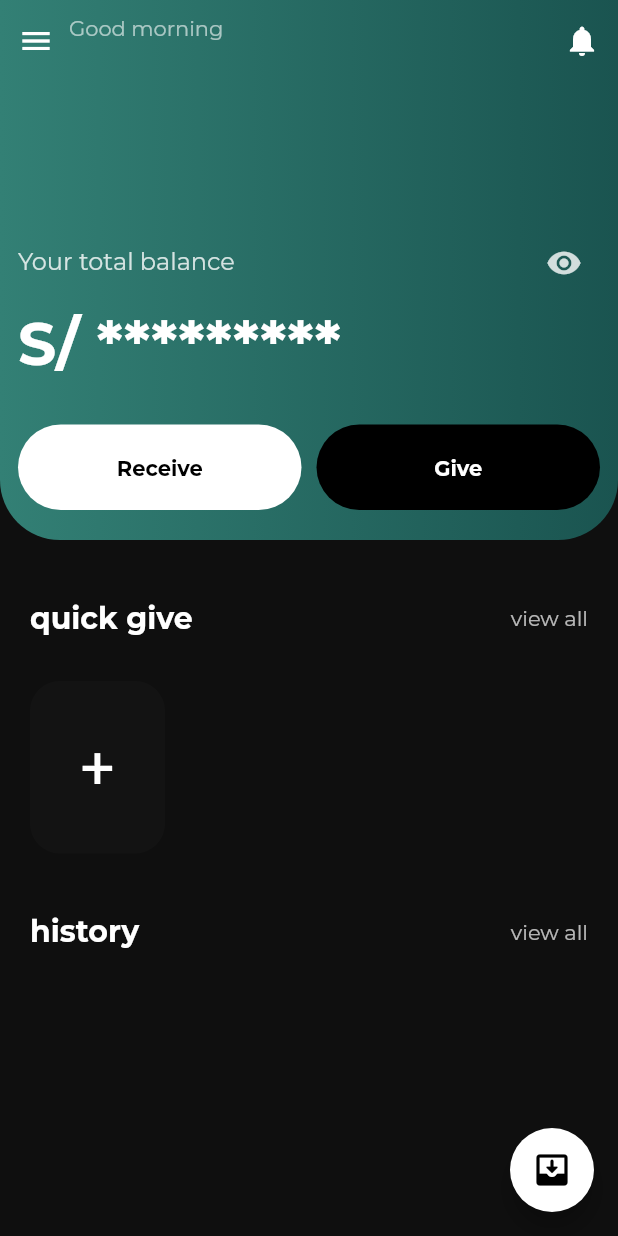
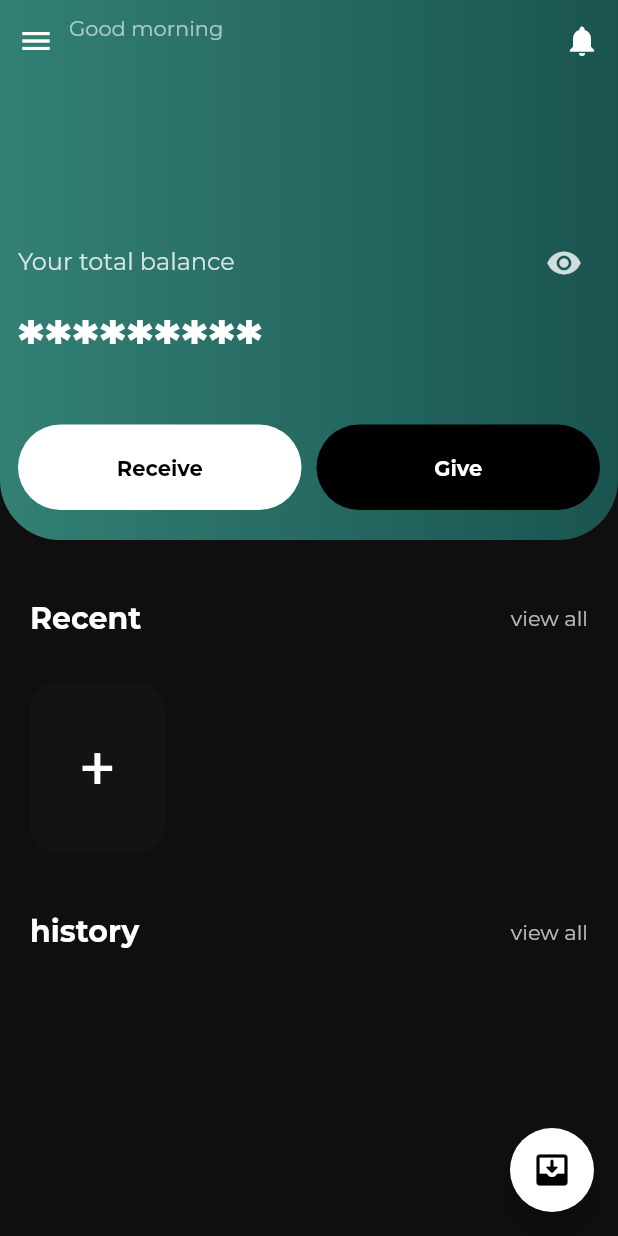
Before and after one commit to bzapata95/moloplay, a Flutter app: the Dashboard screen opened by its route, after a tap on the "visibility off" icon, on a phone screen of 412 x 824 dp. Run offline on Flutter 3.47's test engine with Material 2 defaults, Android fonts, the phone set to English and light mode, and no system bars; our stand-ins replace bloc, equatable, flutter_bloc, flutter_native_splash, shared_preferences, slide_to_act and 1 more; missing offline and left inert: onscreen_num_keyboard; accounts and stored records are empty.

Commit message:
changes in list person

```diff
--- a/lib/blocs/business/business_bloc.dart
+++ b/lib/blocs/business/business_bloc.dart
@@ -1,9 +1,12 @@
 import 'package:bloc/bloc.dart';
 import 'package:equatable/equatable.dart';
+import 'package:intl/intl.dart';
 import 'package:molopay/helpers/sql_helpers.dart';
 import 'package:molopay/models/person.dart';
 import 'package:molopay/models/transaction.dart';
 import 'package:shared_preferences/shared_preferences.dart';
+
+import '../../utils/formatted_currency.dart';
 
 part 'business_event.dart';
 part 'business_state.dart';
@@ -67,7 +70,7 @@ class BusinessBloc extends Bloc<BusinessEvent, BusinessState> {
   }
 
   Future<void> loadTransactions() async {
-    final transactions = await SQLHelper.getTransactions();
+    final transactions = await SQLHelper.getTransactions(limit: 8);
     final formattedTransactions = transactions
         .map((e) => Transaction(
               amount: double.parse(e['amount'].toString()),
@@ -83,7 +86,8 @@ class BusinessBloc extends Bloc<BusinessEvent, BusinessState> {
 
   Future<void> loadTotalBalance() async {
     final totalBalance = await SQLHelper.sumTotalBalance();
-    add(OnLoadTotalBalanceEvent(totalBalance));
+    String formattedAmount = formattedCurrency(double.parse(totalBalance));
+    add(OnLoadTotalBalanceEvent(formattedAmount));
   }
 
   _onAddPersons(OnAddPersonEvent event, Emitter<BusinessState> emit) async {
--- a/lib/helpers/sql_helpers.dart
+++ b/lib/helpers/sql_helpers.dart
@@ -29,7 +29,7 @@ class SQLHelper {
   }
 
   static Future<sql.Database> db() async {
-    return sql.openDatabase('moloplay.db', version: 2,
+    return sql.openDatabase('moloplay.db', version: 3,
         onCreate: (sql.Database database, int versions) async {
       await createTables(database);
     });
@@ -85,6 +85,7 @@ class SQLHelper {
       'type': type == TypeTransaction.give ? 'GIVE' : 'RECEIVE',
       'amount': amount,
       'description': description,
+      'createAt': DateTime.now().microsecondsSinceEpoch,
     };
     final id = await db.insert(
       'transactions',
@@ -116,10 +117,11 @@ class SQLHelper {
         : 0.toStringAsFixed(2);
   }
 
-  static Future<List<Map<String, dynamic>>> getTransactions() async {
+  static Future<List<Map<String, dynamic>>> getTransactions(
+      {int limit = 15}) async {
     final db = await SQLHelper.db();
     final result = await db.rawQuery(
-        'SELECT *  FROM transactions  INNER JOIN persons ON transactions.personId = persons.id ORDER BY createAt DESC LIMIT 15');
+        'SELECT *  FROM transactions  INNER JOIN persons ON transactions.personId = persons.id ORDER BY createAt DESC LIMIT $limit');
     return result;
   }
 }
--- a/lib/pages/dashboard.dart
+++ b/lib/pages/dashboard.dart
@@ -39,14 +39,14 @@ class Dashboard extends StatelessWidget {
                     padding: const EdgeInsets.symmetric(horizontal: 20)
                         .copyWith(top: 40, bottom: 10),
                     child: const Header(
-                      title: 'quick give',
+                      title: 'Recent',
                       titleButton: 'view all',
                     ),
                   ),
                   const SizedBox(
                     height: 20,
                   ),
-                  const ListPersons(type: TypeTransaction.give)
+                  const ListPersons()
                 ],
               ),
               const SizedBox(
@@ -205,7 +205,9 @@ class _HeaderDashboard extends StatelessWidget {
                       BlocBuilder<BusinessBloc, BusinessState>(
                           builder: (_, state) {
                         return Text(
-                            'S/ ${state.isVisibilityTotalBalance ? state.totalBalance : '*********'}',
+                            state.isVisibilityTotalBalance
+                                ? state.totalBalance
+                                : '*********',
                             style: const TextStyle(
                                 fontFamily: 'Montserrat',
                                 fontSize: 40,
--- a/lib/pages/register_transaction.dart
+++ b/lib/pages/register_transaction.dart
@@ -111,10 +111,7 @@ class _RegisterTransactionState extends State<RegisterTransaction> {
                                 icon: const Icon(Icons.close))
                           ],
                         )
-                      : ListPersons(
-                          redirect: false,
-                          type: state.typeTransaction ?? TypeTransaction.give,
-                        ));
+                      : const ListPersons());
             }),
             const SizedBox(
               height: 20,
--- /dev/null
+++ b/lib/utils/formatted_currency.dart
@@ -0,0 +1,9 @@
+import 'package:intl/intl.dart';
+
+String formattedCurrency(double amount) {
+  var formatter = NumberFormat.currency(
+      locale: 'es_PE', symbol: 'S/. ', customPattern: '¤#,##0.00');
+
+  String formattedAmount = formatter.format(amount);
+  return formattedAmount;
+}
--- a/lib/widgets/card_transaction.dart
+++ b/lib/widgets/card_transaction.dart
@@ -1,6 +1,7 @@
 import 'package:flutter/material.dart';
 import 'package:intl/intl.dart';
 import 'package:molopay/models/transaction.dart';
+import 'package:molopay/utils/formatted_currency.dart';
 import 'package:molopay/widgets/avatar.dart';
 
 class CardTransaction extends StatelessWidget {
@@ -81,7 +82,7 @@ class CardTransaction extends StatelessWidget {
                 fit: BoxFit.scaleDown,
                 alignment: Alignment.centerRight,
                 child: Text(
-                    '${transaction.type == 'GIVE' ? '+' : '-'} S/ ${transaction.amount.toStringAsFixed(2)}',
+                    '${transaction.type == 'GIVE' ? '+' : '-'} ${formattedCurrency(transaction.amount)}',
                     textAlign: TextAlign.right,
                     style: TextStyle(
                         fontFamily: 'Montserrat',
```
Also changed, not shown: lib/views/list_persons.dart (+103 -12 lines).
